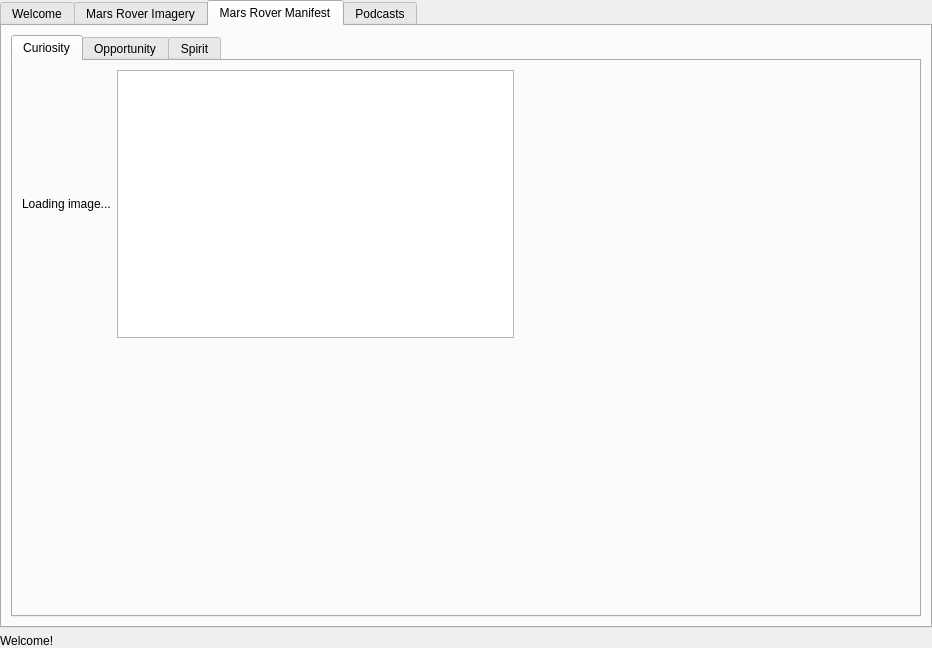
Above: mainwindow.ui from DavidJerman/AstroXplorer before the change. Below: the same form after it.
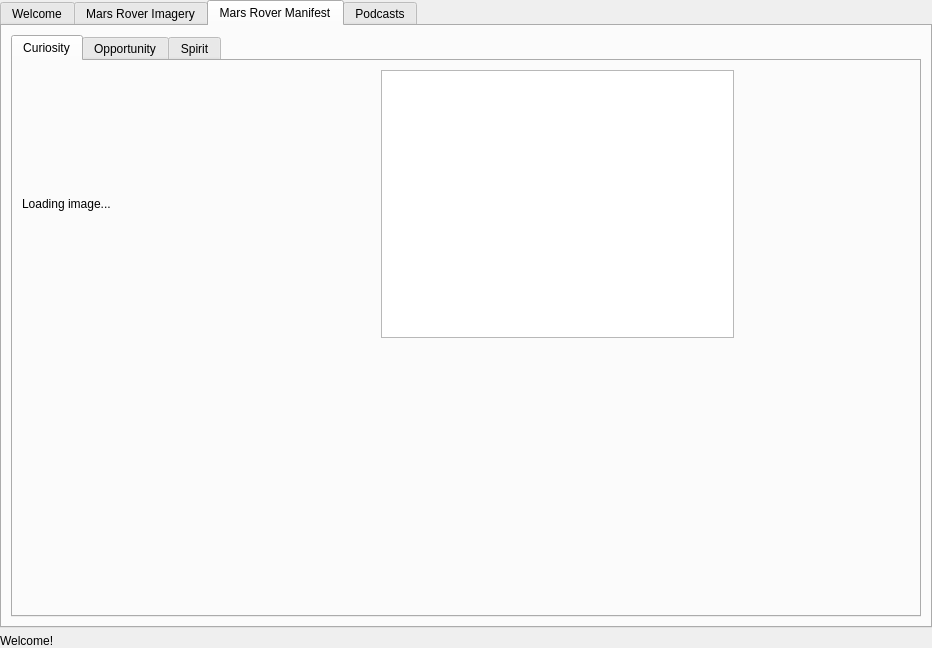
That is the form after the change. The open tabs and pages were chosen to show the change.

The edit to the form file:
```diff
--- a/mainwindow.ui
+++ b/mainwindow.ui
@@ -3001,12 +3001,25 @@
            <number>0</number>
           </property>
           <widget class="QWidget" name="CuriosityManifestTab">
+           <property name="minimumSize">
+            <size>
+             <width>300</width>
+             <height>0</height>
+            </size>
+           </property>
            <attribute name="title">
             <string>Curiosity</string>
            </attribute>
-           <layout class="QGridLayout" name="gridLayout_2">
+           <layout class="QGridLayout" name="gridLayout_2" columnstretch="2,2,1">
             <item row="0" column="1">
-             <widget class="QListWidget" name="C_RoverManifestList"/>
+             <widget class="QListWidget" name="C_RoverManifestList">
+              <property name="minimumSize">
+               <size>
+                <width>300</width>
+                <height>0</height>
+               </size>
+              </property>
+             </widget>
             </item>
             <item row="0" column="0">
              <widget class="QLabel" name="C_RoverImageLabel">
```
Left out of the diff: 24 changed lines with no effect on the pictures.
